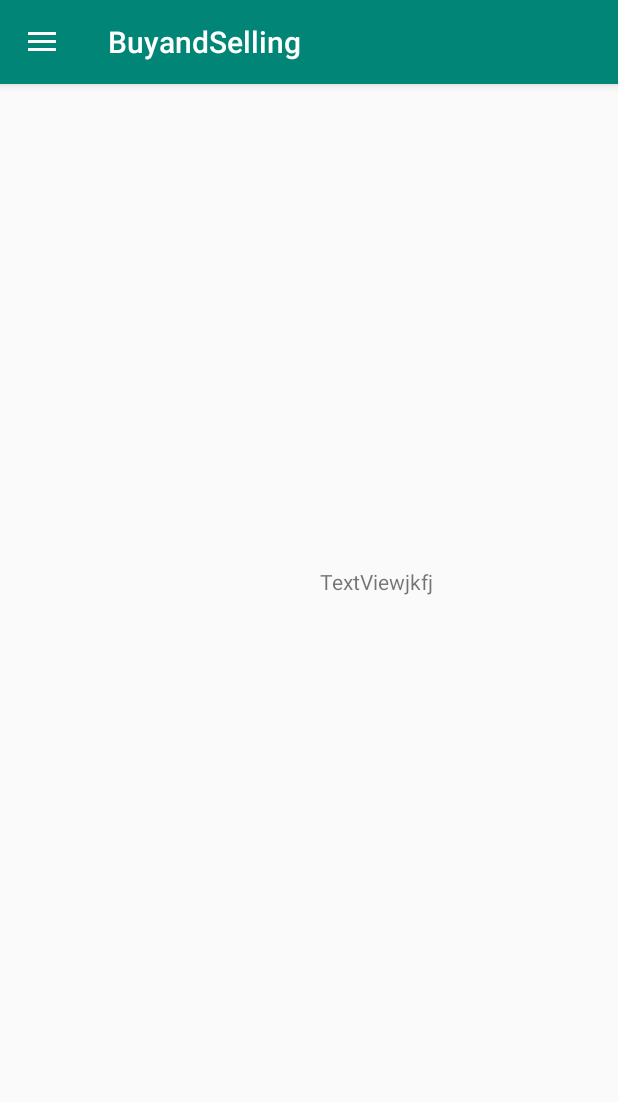
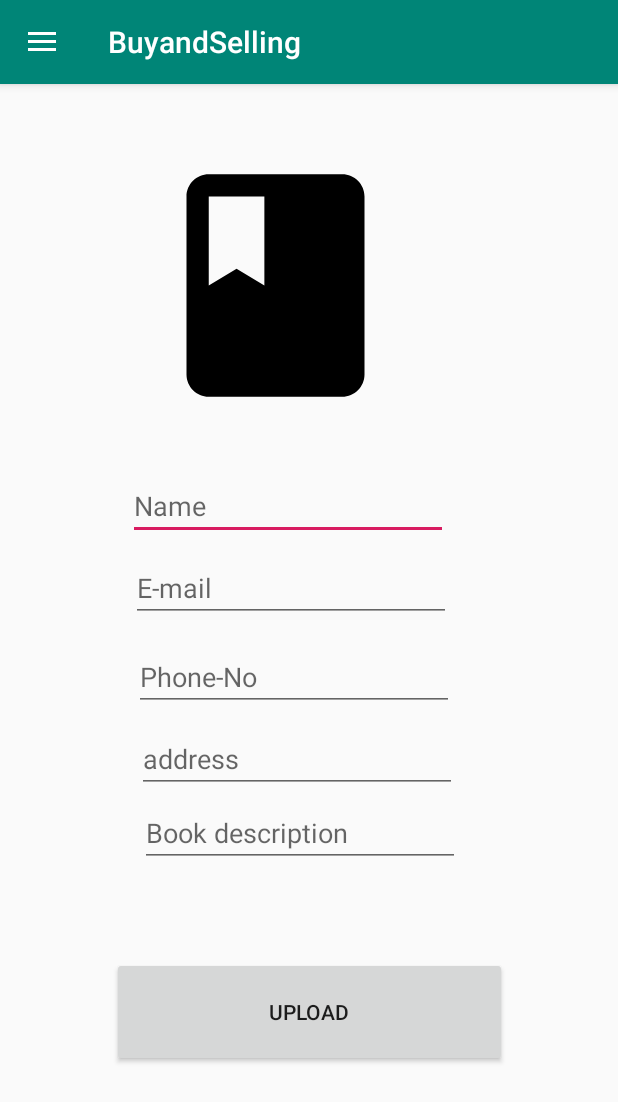
Before and after one commit to shreya593/Book-Store, an Android app: the screen it shows after launch (MainActivity), after a tap on "Sell", on a phone screen of 412 x 824 dp. Shown: the top 1102 px of the screen. Run offline under Robolectric (Android 15) with nearby library versions, the light colour scheme and no system bars; our stand-ins replace Firebase (no records; nobody signed in at launch, a user with empty details on screens opened directly), Picasso; 1 other tap on this screen came first.

Commit message:
books store

```diff
--- a/app/build.gradle
+++ b/app/build.gradle
@@ -1,19 +1,22 @@
 apply plugin: 'com.android.application'
-
+apply plugin: 'com.google.gms.google-services'
 android {
     compileSdkVersion 29
     buildToolsVersion "29.0.2"
     defaultConfig {
         applicationId "com.example.buyandselling"
-        minSdkVersion 15
+        minSdkVersion 21
         targetSdkVersion 29
         versionCode 1
         versionName "1.0"
+        multiDexEnabled true
         testInstrumentationRunner "androidx.test.runner.AndroidJUnitRunner"
+        vectorDrawables.useSupportLibrary="true"
     }
     buildTypes {
         release {
             minifyEnabled false
+
             proguardFiles getDefaultProguardFile('proguard-android-optimize.txt'), 'proguard-rules.pro'
         }
     }
@@ -23,10 +26,20 @@ dependencies {
     implementation fileTree(dir: 'libs', include: ['*.jar'])
 
     implementation 'androidx.appcompat:appcompat:1.0.2'
-
+    implementation 'com.google.firebase:firebase-analytics:17.2.0'
     implementation 'com.google.android.material:material:1.0.0'
     implementation 'androidx.constraintlayout:constraintlayout:1.1.3'
+    implementation 'com.google.firebase:firebase-storage:19.1.0'
+    implementation 'com.google.firebase:firebase-auth:19.2.0'
+    implementation 'com.google.firebase:firebase-firestore:21.3.0'
+    implementation 'com.squareup.picasso:picasso:2.71828'
+    implementation 'com.google.firebase:firebase-database:19.2.0'
+    implementation "androidx.recyclerview:recyclerview:1.1.0"
+    implementation "androidx.recyclerview:recyclerview-selection:1.1.0-beta01"
+    implementation "androidx.cardview:cardview:1.0.0"
     implementation 'androidx.vectordrawable:vectordrawable:1.0.1'
+
+    implementation 'androidx.multidex:multidex:2.0.1'
     implementation 'androidx.legacy:legacy-support-v4:1.0.0'
     implementation 'androidx.lifecycle:lifecycle-extensions:2.0.0'
     testImplementation 'junit:junit:4.12'
--- a/app/src/main/AndroidManifest.xml
+++ b/app/src/main/AndroidManifest.xml
@@ -1,7 +1,9 @@
 <?xml version="1.0" encoding="utf-8"?>
 <manifest xmlns:android="http://schemas.android.com/apk/res/android"
     package="com.example.buyandselling">
-
+    <uses-permission android:name="android.permission.WRITE_EXTERNAL_STORAGE"/>
+    <uses-permission android:name="android.permission.READ_EXTERNAL_STORAGE"/>
+    <uses-permission android:name="android.permission.INTERNET"/>
     <application
         android:allowBackup="true"
         android:icon="@mipmap/ic_launcher"
--- /dev/null
+++ b/app/src/main/java/com/example/buyandselling/dataupload.java
@@ -0,0 +1,9 @@
+package com.example.buyandselling;
+
+public class dataupload {
+
+public  static  String Name,email,phone,address,bookdescription;
+
+
+
+}
--- a/app/src/main/java/com/example/buyandselling/sell.java
+++ b/app/src/main/java/com/example/buyandselling/sell.java
@@ -1,21 +1,113 @@
 package com.example.buyandselling;
 
+import android.content.Intent;
+import android.media.Image;
+import android.net.Uri;
 import android.os.Bundle;
 import android.view.LayoutInflater;
 import android.view.View;
 import android.view.ViewGroup;
+import android.widget.Button;
+import android.widget.EditText;
+import android.widget.ImageView;
+import android.widget.Toast;
 
 import androidx.annotation.NonNull;
 import androidx.annotation.Nullable;
 import androidx.fragment.app.Fragment;
 
+import com.google.android.gms.tasks.OnSuccessListener;
+import com.google.firebase.database.DatabaseReference;
+import com.google.firebase.database.FirebaseDatabase;
+import com.google.firebase.storage.FirebaseStorage;
+import com.google.firebase.storage.StorageReference;
+import com.google.firebase.storage.UploadTask;
+import com.squareup.picasso.Picasso;
+
+import java.util.HashMap;
+
+import static android.app.Activity.RESULT_OK;
+
 public class sell extends Fragment {
+    public StorageReference Folder;
+    public DatabaseReference imagestore;
+private static final int ImageBack=1;
+
+Button upload;
+ImageView imageView;
+EditText name,email,phone,address,bookdescpt;
 
 
+
+    @Override
+    public void onActivityResult(int requestCode, int resultCode, Intent data) {
+        super.onActivityResult(requestCode, resultCode, data);
+        if(requestCode == ImageBack){
+           if(resultCode == RESULT_OK){
+
+               Uri ImageData = data.getData();
+               Picasso.get().load(ImageData).into(imageView);
+               final StorageReference Imagename = Folder.child("image"+ImageData.getLastPathSegment());
+               Imagename.putFile(ImageData).addOnSuccessListener(new OnSuccessListener<UploadTask.TaskSnapshot>() {
+                   @Override
+                   public void onSuccess(UploadTask.TaskSnapshot taskSnapshot) {
+
+                  //     Toast.makeText(,"upload succesful",Toast.LENGTH_SHORT).show();
+                       Imagename.getDownloadUrl().addOnSuccessListener(new OnSuccessListener<Uri>() {
+                           @Override
+                           public void onSuccess(Uri uri) {
+                            imagestore   = FirebaseDatabase.getInstance().getReference().child("image");
+                               HashMap<String,String> hashMap=new HashMap<>();
+                               hashMap.put("imageurl",String.valueOf(uri));
+                               hashMap.put("name",name.getText().toString());
+                               hashMap.put("email",email.getText().toString());
+                               hashMap.put("phone", phone.getText().toString());
+                               hashMap.put("address",address.getText().toString());
+                               hashMap.put("bookdescpt", bookdescpt.getText().toString());
+                               imagestore.setValue(hashMap).addOnSuccessListener(new OnSuccessListener<Void>() {
+                                   @Override
+                                   public void onSuccess(Void aVoid) {
+
+                                   }
+                               });
+                           }
+                       });
+
+
+                   }
+               });
+
+           }
+
+        }
+    }
 
     @Nullable
     @Override
     public View onCreateView(@NonNull LayoutInflater inflater, @Nullable ViewGroup container, @Nullable Bundle savedInstanceState) {
-        return  inflater.inflate(R.layout.sell,container,false);
+        View view  =inflater.inflate(R.layout.sell,container,false);
+
+        upload = (Button) view.findViewById(R.id.upload);
+        imageView=(ImageView) view.findViewById(R.id.imageview);
+        name=(EditText)view.findViewById(R.id.name);
+        email=(EditText)view.findViewById(R.id.email);
+        phone=(EditText)view.findViewById(R.id.phone);
+        address=(EditText)view.findViewById(R.id.address);
+        bookdescpt=(EditText)view.findViewById(R.id.bookdescpt);
+        Folder = FirebaseStorage.getInstance().getReference().child("ImageFolder");
+        upload.setOnClickListener(new View.OnClickListener() {
+            @Override
+            public void onClick(View v) {
+
+                Intent intent = new Intent(Intent.ACTION_GET_CONTENT);
+                intent.setType("image/*");
+                startActivityForResult(intent,ImageBack);
+
+
+            }
+        });
+
+      return  view;
     }
+
 }
--- a/app/src/main/res/layout/sell.xml
+++ b/app/src/main/res/layout/sell.xml
@@ -1,24 +1,120 @@
 <?xml version="1.0" encoding="utf-8"?>
-<androidx.constraintlayout.widget.ConstraintLayout xmlns:android="http://schemas.android.com/apk/res/android"
+<ScrollView xmlns:android="http://schemas.android.com/apk/res/android"
     xmlns:app="http://schemas.android.com/apk/res-auto"
     xmlns:tools="http://schemas.android.com/tools"
 
+    android:layout_width="fill_parent"
+    android:layout_height="fill_parent"
+    android:fillViewport="true"
+    android:orientation="vertical"
+    >
+<androidx.constraintlayout.widget.ConstraintLayout
     android:layout_width="match_parent"
-    android:layout_height="match_parent"
-    android:orientation="vertical">
+    android:layout_height="match_parent">
 
+    <Button
+        android:id="@+id/upload"
+        android:layout_width="263dp"
+        android:layout_height="73dp"
+        android:layout_marginStart="74dp"
+        android:layout_marginTop="60dp"
+        android:layout_marginEnd="74dp"
+        android:text="Upload"
+        app:layout_constraintEnd_toEndOf="parent"
+        app:layout_constraintStart_toStartOf="parent"
+        app:layout_constraintTop_toBottomOf="@+id/bookdescpt">
 
-    <TextView
-        android:id="@+id/textView3"
+    </Button>
+
+    <EditText
+        android:id="@+id/name"
         android:layout_width="wrap_content"
         android:layout_height="wrap_content"
-        android:layout_marginStart="197dp"
-        android:layout_marginLeft="197dp"
-        android:layout_marginTop="322dp"
+        android:layout_marginStart="85dp"
+        android:layout_marginTop="35dp"
+        android:layout_marginEnd="113dp"
+        android:ems="10"
+        android:hint="Name"
+        android:inputType="textPersonName"
+        app:layout_constraintEnd_toEndOf="parent"
+        app:layout_constraintStart_toStartOf="parent"
+        app:layout_constraintTop_toBottomOf="@+id/imageview" />
+
+    <EditText
+        android:id="@+id/email"
+        android:layout_width="wrap_content"
+        android:layout_height="wrap_content"
+        android:layout_marginStart="87dp"
+        android:layout_marginLeft="87dp"
+        android:layout_marginTop="9dp"
+        android:layout_marginEnd="111dp"
+        android:layout_marginRight="111dp"
+        android:ems="10"
+        android:hint="E-mail"
+        android:inputType="textEmailAddress"
+        app:layout_constraintEnd_toEndOf="parent"
+        app:layout_constraintStart_toStartOf="parent"
+        app:layout_constraintTop_toBottomOf="@+id/name" />
+
+    <EditText
+        android:id="@+id/phone"
+        android:layout_width="wrap_content"
+        android:layout_height="wrap_content"
+        android:layout_marginStart="89dp"
+        android:layout_marginLeft="89dp"
+        android:layout_marginTop="14dp"
+        android:layout_marginEnd="109dp"
+        android:layout_marginRight="109dp"
+        android:ems="10"
+        android:hint="Phone-No"
+        android:inputType="phone"
+        app:layout_constraintEnd_toEndOf="parent"
+        app:layout_constraintStart_toStartOf="parent"
+        app:layout_constraintTop_toBottomOf="@+id/email" />
+
+    <EditText
+        android:id="@+id/address"
+        android:layout_width="wrap_content"
+        android:layout_height="wrap_content"
+        android:layout_marginStart="91dp"
+        android:layout_marginLeft="91dp"
+        android:layout_marginTop="9dp"
         android:layout_marginEnd="107dp"
         android:layout_marginRight="107dp"
-        android:text="TextViewjkfj"
+        android:ems="10"
+        android:hint="address"
+        android:inputType="textPostalAddress"
         app:layout_constraintEnd_toEndOf="parent"
         app:layout_constraintStart_toStartOf="parent"
-        app:layout_constraintTop_toTopOf="parent" />
+        app:layout_constraintTop_toBottomOf="@+id/phone" />
+
+    <EditText
+        android:id="@+id/bookdescpt"
+        android:layout_width="wrap_content"
+        android:layout_height="wrap_content"
+        android:layout_marginStart="93dp"
+        android:layout_marginTop="4dp"
+        android:layout_marginEnd="105dp"
+        android:ems="10"
+        android:hint="Book description"
+        android:inputType="textPersonName"
+        app:layout_constraintEnd_toEndOf="parent"
+        app:layout_constraintStart_toStartOf="parent"
+        app:layout_constraintTop_toBottomOf="@+id/address" />
+
+    <ImageView
+        android:id="@+id/imageview"
+        android:layout_width="194dp"
+        android:layout_height="178dp"
+        android:layout_marginStart="86dp"
+        android:layout_marginLeft="86dp"
+        android:layout_marginTop="45dp"
+        android:layout_marginEnd="131dp"
+        android:layout_marginRight="131dp"
+        app:layout_constraintEnd_toEndOf="parent"
+        app:layout_constraintStart_toStartOf="parent"
+        app:layout_constraintTop_toTopOf="parent"
+        app:srcCompat="@drawable/ic_book_black_24dp" />
+
 </androidx.constraintlayout.widget.ConstraintLayout>
+</ScrollView>
--- a/build.gradle
+++ b/build.gradle
@@ -8,6 +8,8 @@ buildscript {
     }
     dependencies {
         classpath 'com.android.tools.build:gradle:3.5.1'
+        classpath 'com.google.gms:google-services:4.3.2'
+
 
         // NOTE: Do not place your application dependencies here; they belong
         // in the individual module build.gradle files
```
Also changed, not shown: 1 other file.
